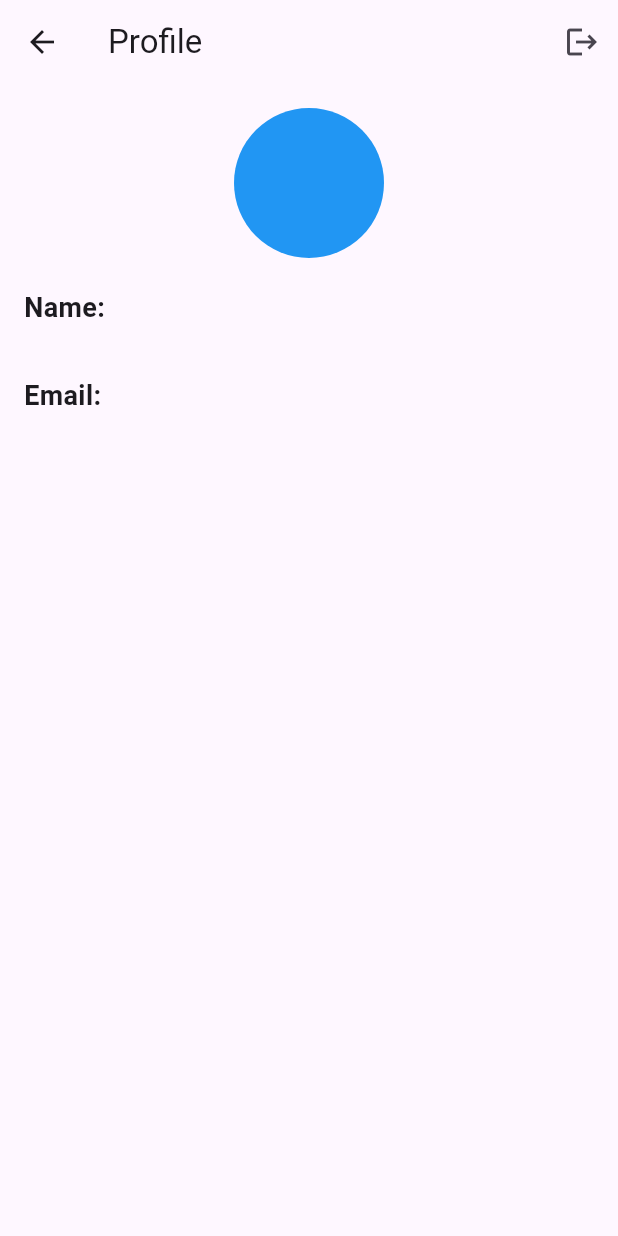
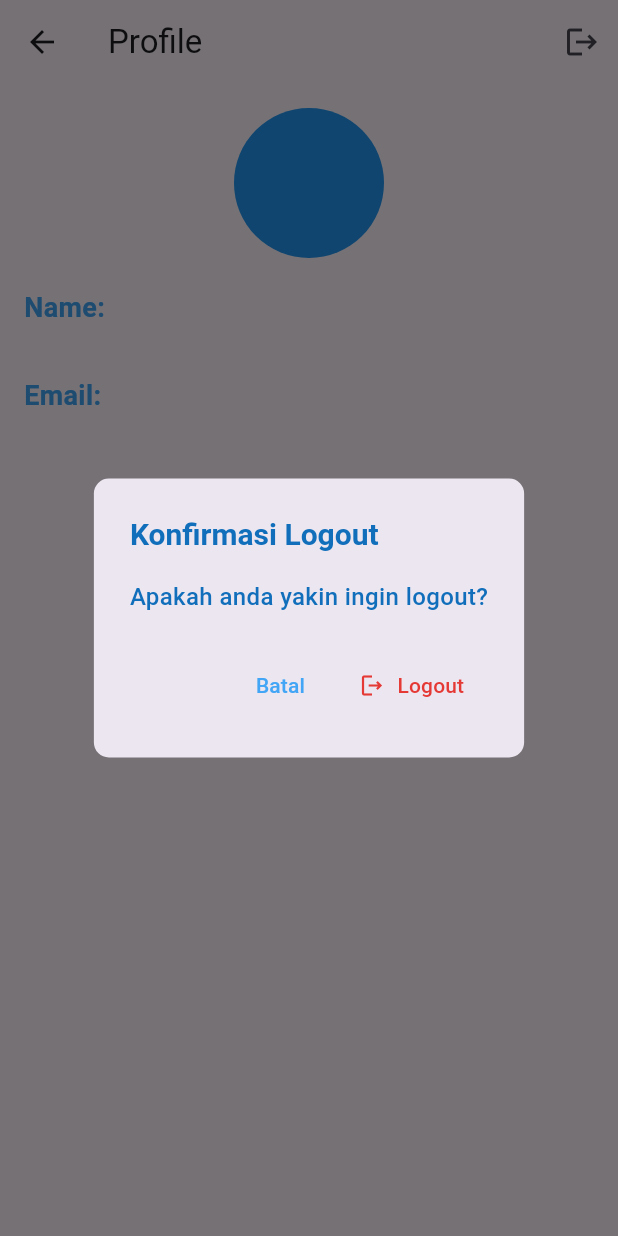
Before and after one commit to Krisnarhesa/MobileApp-FlutterProject, a Flutter app: the ProfilePage screen opened by its route, after a tap on the "logout" icon, on a phone screen of 412 x 824 dp. Run offline on Flutter 3.47's test engine with Material 3 defaults, Android fonts, the light colour scheme and no system bars; our stand-ins replace dio, flutter_svg, font_awesome_flutter, get_storage; accounts and stored records are empty.

Commit message:
update UI

```diff
--- a/lib/profilepage.dart
+++ b/lib/profilepage.dart
@@ -8,7 +8,8 @@ class ProfilePage extends StatefulWidget {
   @override
   State<ProfilePage> createState() => _ProfilePageState();
 }
-  class _ProfilePageState extends State<ProfilePage> {
+
+class _ProfilePageState extends State<ProfilePage> {
   final _storage = GetStorage();
   final _dio = Dio();
   final _apiUrl = 'https://mobileapis.manpits.xyz/api';
@@ -23,10 +24,64 @@ class ProfilePage extends StatefulWidget {
       );
       print(_response.data);
       _storage.erase();
+      ScaffoldMessenger.of(context).showSnackBar(
+        SnackBar(
+          content: Text('Berhasil Logout'),
+        ),
+      );
       Navigator.pushReplacementNamed(context, '/');
     } on DioException catch (e) {
       print('${e.response} - ${e.response?.statusCode}');
     }
+  }
+
+  //Logout Alert Dialog
+  void _showLogoutDialog() {
+    showDialog(
+      context: context,
+      builder: (BuildContext context) {
+        return AlertDialog(
+          title: Text(
+            'Konfirmasi Logout',
+            style: TextStyle(
+              color: Color.fromARGB(255, 16, 110, 187),
+              fontSize: 20,
+              fontWeight: FontWeight.w700,
+            ),
+          ),
+          content: Text(
+            'Apakah anda yakin ingin logout?',
+            style: TextStyle(
+              fontSize: 16,
+              color: Color.fromARGB(255, 16, 110, 187),
+              fontWeight: FontWeight.w500,
+            ),
+          ),
+          actions: <Widget>[
+            TextButton(
+              onPressed: () {
+                Navigator.of(context).pop();
+              },
+              child:
+                  Text('Batal', style: TextStyle(color: Colors.blue.shade400)),
+            ),
+            TextButton.icon(
+              icon: Icon(Icons.logout_outlined, color: Colors.red.shade600),
+              label: Text(
+                'Logout',
+                style: TextStyle(color: Colors.red.shade600),
+              ),
+              onPressed: () {
+                goLogout();
+              },
+            ),
+          ],
+          shape: RoundedRectangleBorder(
+            borderRadius: BorderRadius.circular(10),
+          ),
+        );
+      },
+    );
   }
 
   @override
@@ -39,7 +94,9 @@ class ProfilePage extends StatefulWidget {
         actions: [
           IconButton(
             icon: Icon(Icons.logout),
-            onPressed: goLogout,
+            onPressed: () {
+              _showLogoutDialog();
+            },
           ),
         ],
       ),
@@ -64,20 +121,26 @@ class ProfilePage extends StatefulWidget {
             SizedBox(height: 20),
             Text(
               'Name:',
-              style: TextStyle(fontSize: 18, fontWeight: FontWeight.bold),
+              style: TextStyle(
+                  fontSize: 18,
+                  color: Colors.blue.shade400,
+                  fontWeight: FontWeight.bold),
             ),
             Text(
               _name,
-              style: TextStyle(fontSize: 16),
+              style: TextStyle(fontSize: 16, fontWeight: FontWeight.w600),
             ),
             SizedBox(height: 10),
             Text(
               'Email:',
-              style: TextStyle(fontSize: 18, fontWeight: FontWeight.bold),
+              style: TextStyle(
+                  fontSize: 18,
+                  color: Colors.blue.shade400,
+                  fontWeight: FontWeight.bold),
             ),
             Text(
               _email,
-              style: TextStyle(fontSize: 16),
+              style: TextStyle(fontSize: 16, fontWeight: FontWeight.w600),
             ),
           ],
         ),
```
